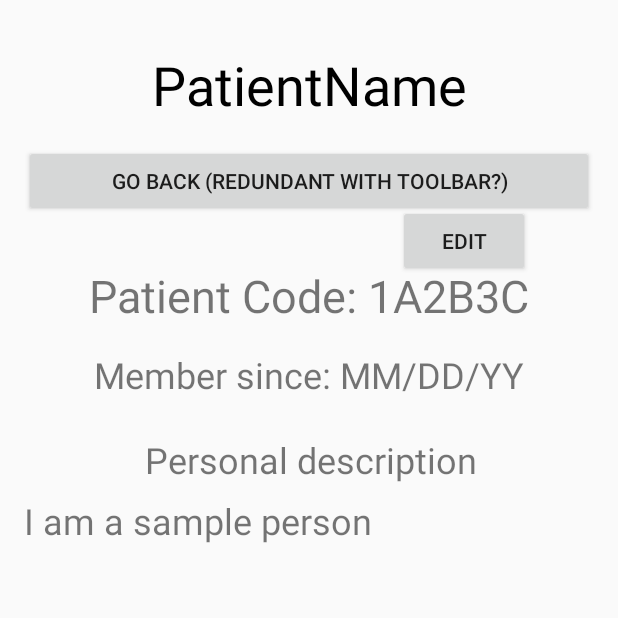
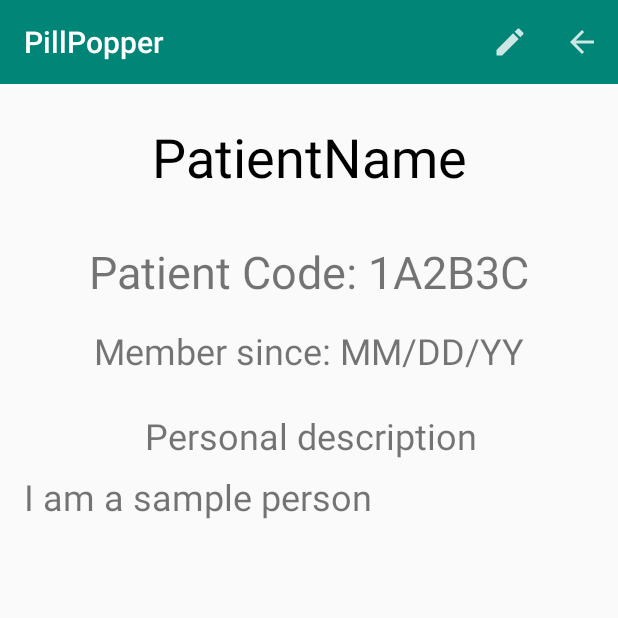
Before and after one commit to zyc1996/CS401_Group3_Project3, an Android app: the PatientProfileActivity screen opened directly, with no data from a screen before it, on a phone screen of 412 x 824 dp, the top half of it. Run offline under Robolectric (Android 15) with nearby library versions, the phone set to English and light mode, and no system bars.

Commit message:
Toolbars for Profile

```diff
--- a/app/src/main/java/cs401/group3/pillpopper/ui/PatientProfileActivity.java
+++ b/app/src/main/java/cs401/group3/pillpopper/ui/PatientProfileActivity.java
@@ -3,11 +3,14 @@ package cs401.group3.pillpopper.ui;
 import android.content.Intent;
 import android.os.Bundle;
 import android.util.Log;
+import android.view.Menu;
+import android.view.MenuItem;
 import android.view.View;
 import android.widget.TextView;
 
 import androidx.annotation.Nullable;
 import androidx.appcompat.app.AppCompatActivity;
+import androidx.appcompat.widget.Toolbar;
 
 import cs401.group3.pillpopper.R;
 
@@ -23,11 +26,29 @@ public class PatientProfileActivity extends AppCompatActivity {
         super.onCreate(savedInstanceState);
         setContentView(R.layout.activity_profile_patient);
         mDescription = findViewById(R.id.description_text);
+
+        // Find the toolbar view inside the activity layout
+        Toolbar toolbar = (Toolbar) findViewById(R.id.patientProfileToolbar);
+        // Sets the Toolbar to act as the ActionBar for this Activity window.
+        setSupportActionBar(toolbar);
     }
 
-    public void launchProfileEdit(View view) {
+    // Menu icons are inflated just as they were with actionbar
+    @Override
+    public boolean onCreateOptionsMenu(Menu menu) {
+        // Inflate the menu; this adds items to the action bar if it is present.
+        getMenuInflater().inflate(R.menu.menu_profile, menu);
+        return true;
+    }
+
+    public void profileBack(MenuItem back) {
+        Intent intent = new Intent(this, HomepagePatientActivity.class);
+        startActivity(intent);
+    }
+
+    public void editProfile(MenuItem edit) {
         Intent intent  = new Intent(this, ProfileEditActivity.class);
-        startActivityForResult(intent,REQUEST_CODE);
+        startActivityForResult(intent, REQUEST_CODE);
     }
 
     //receiving changes
--- /dev/null
+++ b/app/src/main/res/drawable-anydpi/ic_menu_edit.xml
@@ -0,0 +1,11 @@
+<vector xmlns:android="http://schemas.android.com/apk/res/android"
+    android:width="24dp"
+    android:height="24dp"
+    android:viewportWidth="24"
+    android:viewportHeight="24"
+    android:tint="#FFFFFF"
+    android:alpha="0.8">
+    <path
+        android:fillColor="#FF000000"
+        android:pathData="M3,17.25V21h3.75L17.81,9.94l-3.75,-3.75L3,17.25zM20.71,7.04c0.39,-0.39 0.39,-1.02 0,-1.41l-2.34,-2.34c-0.39,-0.39 -1.02,-0.39 -1.41,0l-1.83,1.83 3.75,3.75 1.83,-1.83z"/>
+</vector>
--- a/app/src/main/res/layout/activity_profile_patient.xml
+++ b/app/src/main/res/layout/activity_profile_patient.xml
@@ -4,6 +4,17 @@
     android:layout_width="match_parent"
     android:layout_height="match_parent"
     xmlns:android="http://schemas.android.com/apk/res/android">
+
+    <androidx.appcompat.widget.Toolbar
+        android:id="@+id/patientProfileToolbar"
+        android:layout_width="match_parent"
+        android:layout_height="wrap_content"
+        android:background="?attr/colorPrimary"
+        android:minHeight="?attr/actionBarSize"
+        app:layout_constraintTop_toTopOf="parent"
+        app:titleTextColor="@android:color/white">
+
+    </androidx.appcompat.widget.Toolbar>
 
     <TextView
         android:id="@+id/description_title"
@@ -32,40 +43,29 @@
         app:layout_constraintStart_toStartOf="parent"
         app:layout_constraintTop_toBottomOf="@+id/description_title" />
 
-    <Button
-        android:id="@+id/unconfirmed_usage_button"
-        android:layout_width="0dp"
-        android:layout_height="wrap_content"
-        android:layout_marginStart="16dp"
-        android:layout_marginTop="16dp"
-        android:layout_marginEnd="16dp"
-        android:text="Go Back (redundant with toolbar?)"
-        app:layout_constraintEnd_toEndOf="parent"
-        app:layout_constraintStart_toStartOf="parent"
-        app:layout_constraintTop_toBottomOf="@+id/user_name" />
-
     <TextView
         android:id="@+id/user_name"
         android:layout_width="wrap_content"
         android:layout_height="wrap_content"
-        android:layout_marginTop="32dp"
+        android:layout_marginTop="24dp"
         android:text="@string/patientname_title"
         android:textColor="@android:color/black"
         android:textSize="36sp"
         app:layout_constraintEnd_toEndOf="parent"
         app:layout_constraintStart_toStartOf="parent"
-        app:layout_constraintTop_toTopOf="parent" />
+        app:layout_constraintTop_toBottomOf="@+id/patientProfileToolbar" />
 
     <ImageView
         android:id="@+id/profile_picture"
         android:layout_width="wrap_content"
         android:layout_height="wrap_content"
         android:layout_marginTop="16dp"
+        android:contentDescription="@string/profile_picture"
         app:layout_constraintEnd_toEndOf="parent"
+        app:layout_constraintHorizontal_bias="0.498"
         app:layout_constraintStart_toStartOf="parent"
-        app:layout_constraintTop_toBottomOf="@+id/unconfirmed_usage_button"
-        tools:srcCompat="@tools:sample/avatars"
-        android:contentDescription="@string/profile_picture" />
+        app:layout_constraintTop_toBottomOf="@+id/user_name"
+        tools:srcCompat="@tools:sample/avatars" />
 
     <TextView
         android:id="@+id/user_code_display"
@@ -89,19 +89,4 @@
         app:layout_constraintStart_toStartOf="parent"
         app:layout_constraintTop_toBottomOf="@+id/user_code_display" />
 
-    <Button
-        android:id="@+id/edit_button"
-        android:layout_width="wrap_content"
-        android:layout_height="wrap_content"
-        android:layout_marginStart="8dp"
-        android:layout_marginTop="8dp"
-        android:layout_marginEnd="8dp"
-        android:layout_marginBottom="8dp"
-        android:text="@string/edit_profile_button"
-        android:onClick="launchProfileEdit"
-        app:layout_constraintBottom_toTopOf="@+id/user_code_display"
-        app:layout_constraintEnd_toEndOf="parent"
-        app:layout_constraintStart_toEndOf="@+id/profile_picture"
-        app:layout_constraintTop_toBottomOf="@+id/unconfirmed_usage_button" />
-
 </androidx.constraintlayout.widget.ConstraintLayout>
--- /dev/null
+++ b/app/src/main/res/menu/menu_profile.xml
@@ -0,0 +1,16 @@
+<?xml version="1.0" encoding="utf-8"?>
+<menu xmlns:android="http://schemas.android.com/apk/res/android"
+    xmlns:app="http://schemas.android.com/apk/res-auto">
+    <item
+        android:id="@+id/toolbarProfileEdit"
+        android:icon="@drawable/ic_menu_edit"
+        android:title="@string/toolbar_messages_button"
+        android:onClick="editProfile"
+        app:showAsAction="ifRoom|withText" />
+    <item
+        android:id="@+id/toolbarProfileBack"
+        android:icon="@drawable/ic_menu_back"
+        android:title="@string/toolbar_logout_button"
+        android:onClick="profileBack"
+        app:showAsAction="ifRoom|withText" />
+</menu>
```
Also changed, not shown: app/src/main/res/drawable-hdpi/ic_menu_edit.png (added), app/src/main/res/drawable-mdpi/ic_menu_edit.png (added), app/src/main/res/drawable-xhdpi/ic_menu_edit.png (added), app/src/main/res/drawable-xxhdpi/ic_menu_edit.png (added).
